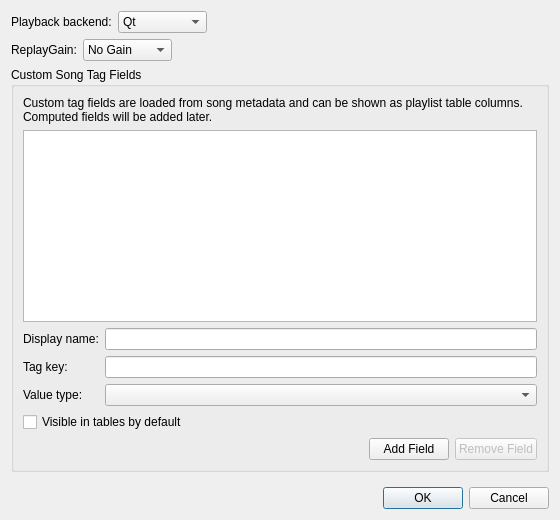
This is src/settingsdialog.ui in lywlywly/music-player as Qt 5 draws it before an edit. The edited form follows.
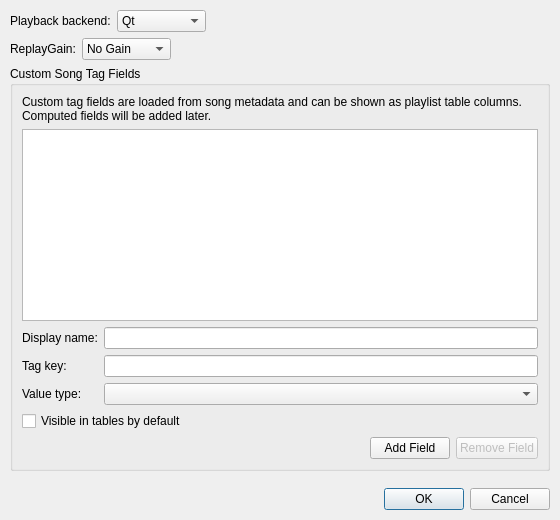
This is the edited form.

Diff of the .ui file:
```diff
--- a/src/settingsdialog.ui
+++ b/src/settingsdialog.ui
@@ -14,6 +14,18 @@
    <string>Settings</string>
   </property>
   <layout class="QVBoxLayout" name="verticalLayout">
+   <property name="leftMargin">
+    <number>10</number>
+   </property>
+   <property name="topMargin">
+    <number>10</number>
+   </property>
+   <property name="rightMargin">
+    <number>10</number>
+   </property>
+   <property name="bottomMargin">
+    <number>10</number>
+   </property>
    <item>
     <layout class="QHBoxLayout" name="horizontalLayout">
      <item>
```
